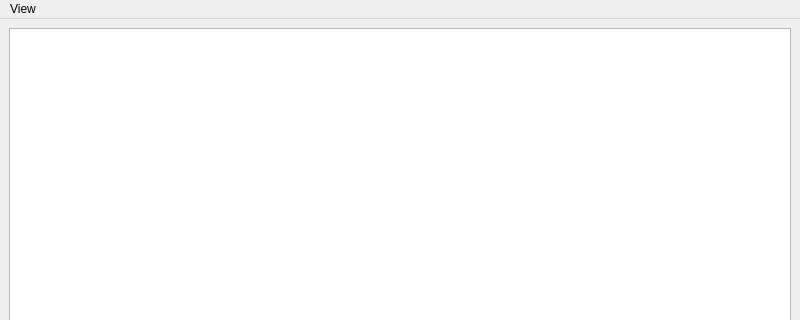
This is src/GUI/MainWindow/Ui/mainwindow.ui in Hryapusek/task-manager-qt-cpp as Qt 5 draws it before an edit; both pictures show x 0 to 800 and y 0 to 320 of the 800 by 600 pixel window. The edited form follows.
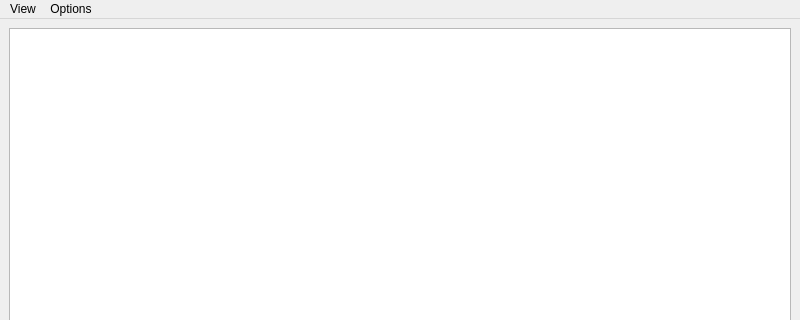
This is the edited form.

Commit message: new: refresh option added

The edit to the form file:
```diff
--- a/src/GUI/MainWindow/Ui/mainwindow.ui
+++ b/src/GUI/MainWindow/Ui/mainwindow.ui
@@ -34,7 +34,14 @@
      <string>View</string>
     </property>
    </widget>
+   <widget class="QMenu" name="menuOptions">
+    <property name="title">
+     <string>Options</string>
+    </property>
+    <addaction name="actionRefresh"/>
+   </widget>
    <addaction name="menuView"/>
+   <addaction name="menuOptions"/>
   </widget>
   <widget class="QStatusBar" name="statusbar"/>
  </widget>
```
Left out of the diff: 11 changed lines with no effect on the pictures.
